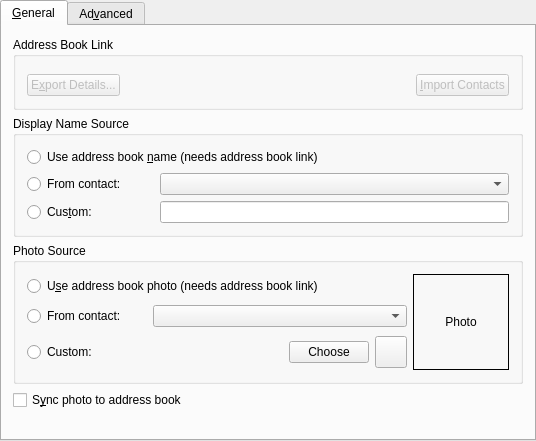
KDE/kopete, file kopete/contactlist/kopetemetalvipropswidget.ui: the form before one commit.
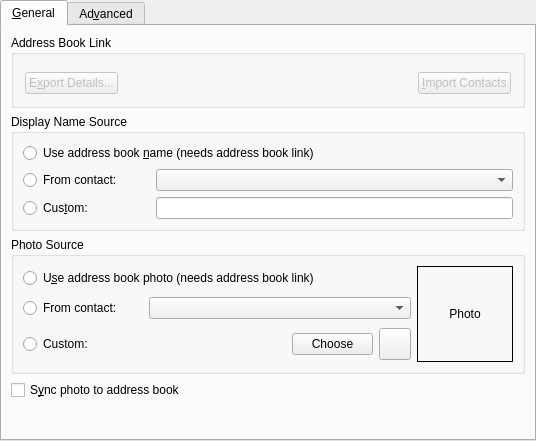
The form after the commit. Custom widgets are drawn as their Qt base class.

```diff
--- a/kopete/contactlist/kopetemetalvipropswidget.ui
+++ b/kopete/contactlist/kopetemetalvipropswidget.ui
@@ -499,8 +499,6 @@
    </item>
   </layout>
  </widget>
- <layoutdefault spacing="6" margin="11" />
- <pixmapfunction>qPixmapFromMimeSource</pixmapfunction>
  <customwidgets>
   <customwidget>
    <class>KPushButton</class>
```
